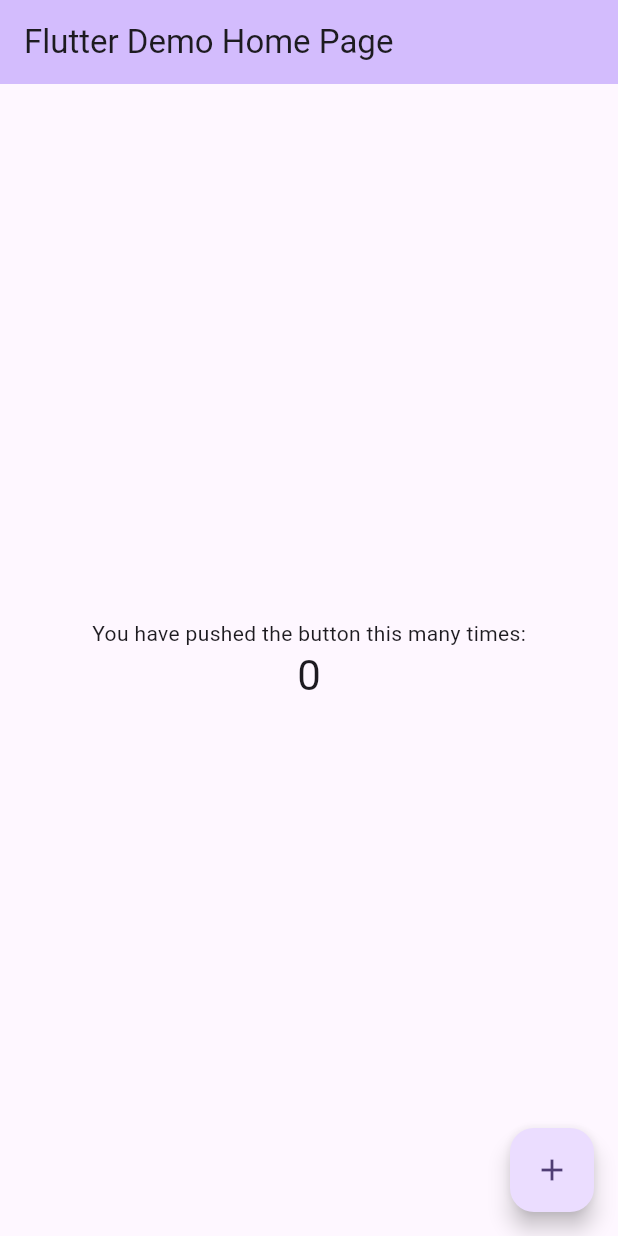
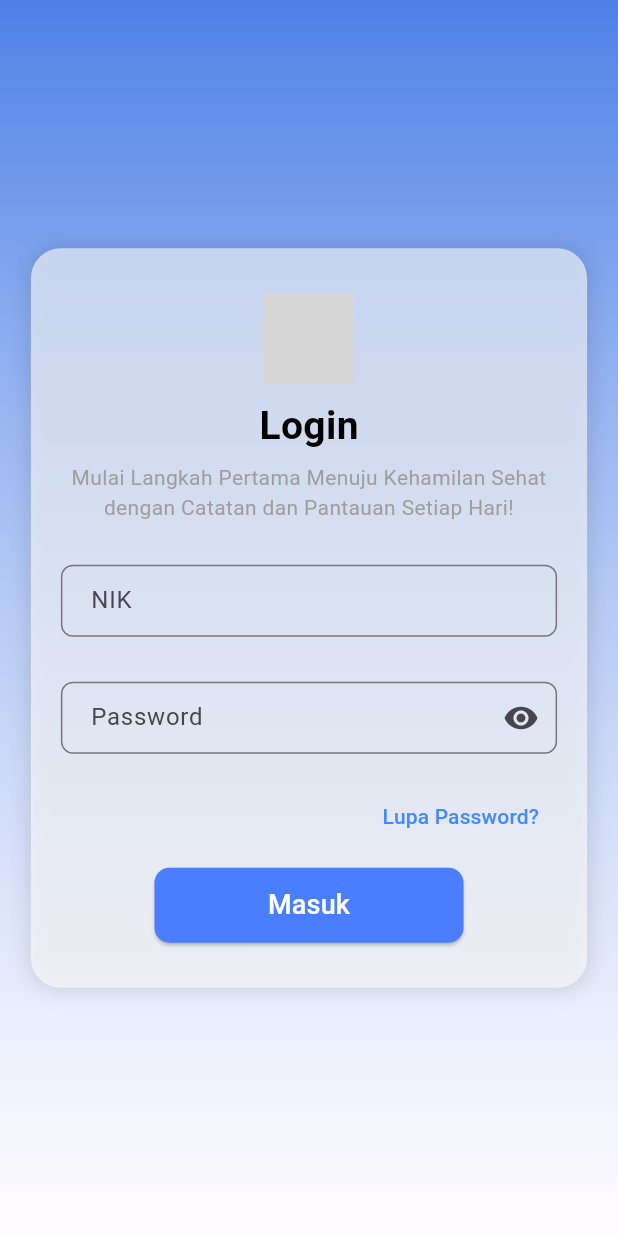
Before and after one commit to Mafirrr/Mobile_Posyandu, a Flutter app: the screen it shows after launch, on a phone screen of 412 x 824 dp. Run offline on Flutter 3.47's test engine with Material 3 defaults, Android fonts, the phone set to English and light mode, and no system bars; our stand-ins replace shared_preferences; grey boxes are pictures that could not be loaded.

Commit message:
update login interface

```diff
--- a/lib/main.dart
+++ b/lib/main.dart
@@ -1,125 +1,44 @@
 import 'package:flutter/material.dart';
+import 'package:posyandu_mob/core/viewmodel/auth_viewmodel.dart';
+import 'package:posyandu_mob/screens/login_screen.dart';
+import 'package:posyandu_mob/widgets/custom_text.dart';
+import 'package:provider/provider.dart';
 
-void main() {
-  runApp(const MyApp());
+void main() async {
+  WidgetsFlutterBinding.ensureInitialized();
+  final authViewModel = AuthViewModel();
+  await authViewModel.loadUser(); // Load user data on startup
+
+  runApp(
+    MultiProvider(
+      providers: [
+        ChangeNotifierProvider(create: (_) => authViewModel),
+      ],
+      child: MyApp(),
+    ),
+  );
 }
 
 class MyApp extends StatelessWidget {
-  const MyApp({super.key});
+  const MyApp({Key? key}) : super(key: key);
 
-  // This widget is the root of your application.
   @override
   Widget build(BuildContext context) {
     return MaterialApp(
-      title: 'Flutter Demo',
-      theme: ThemeData(
-        // This is the theme of your application.
-        //
-        // TRY THIS: Try running your application with "flutter run". You'll see
-        // the application has a purple toolbar. Then, without quitting the app,
-        // try changing the seedColor in the colorScheme below to Colors.green
-        // and then invoke "hot reload" (save your changes or press the "hot
-        // reload" button in a Flutter-supported IDE, or press "r" if you used
-        // the command line to start the app).
-        //
-        // Notice that the counter didn't reset back to zero; the application
-        // state is not lost during the reload. To reset the state, use hot
-        // restart instead.
-        //
-        // This works for code too, not just values: Most code changes can be
-        // tested with just a hot reload.
-        colorScheme: ColorScheme.fromSeed(seedColor: Colors.deepPurple),
-        useMaterial3: true,
+      debugShowCheckedModeBanner: false,
+      home: Consumer<AuthViewModel>(
+        builder: (context, authViewModel, child) {
+          if (authViewModel.isLoading) {
+            return const Scaffold(
+              body: Center(child: CircularProgressIndicator()),
+            );
+          } else if (authViewModel.user != null) {
+            return const CustomText(text: "Dashboard");
+          } else {
+            return const LoginScreen();
+          }
+        },
       ),
-      home: const MyHomePage(title: 'Flutter Demo Home Page'),
     );
   }
 }
-
-class MyHomePage extends StatefulWidget {
-  const MyHomePage({super.key, required this.title});
-
-  // This widget is the home page of your application. It is stateful, meaning
-  // that it has a State object (defined below) that contains fields that affect
-  // how it looks.
-
-  // This class is the configuration for the state. It holds the values (in this
-  // case the title) provided by the parent (in this case the App widget) and
-  // used by the build method of the State. Fields in a Widget subclass are
-  // always marked "final".
-
-  final String title;
-
-  @override
-  State<MyHomePage> createState() => _MyHomePageState();
-}
-
-class _MyHomePageState extends State<MyHomePage> {
-  int _counter = 0;
-
-  void _incrementCounter() {
-    setState(() {
-      // This call to setState tells the Flutter framework that something has
-      // changed in this State, which causes it to rerun the build method below
-      // so that the display can reflect the updated values. If we changed
-      // _counter without calling setState(), then the build method would not be
-      // called again, and so nothing would appear to happen.
-      _counter++;
-    });
-  }
-
-  @override
-  Widget build(BuildContext context) {
-    // This method is rerun every time setState is called, for instance as done
-    // by the _incrementCounter method above.
-    //
-    // The Flutter framework has been optimized to make rerunning build methods
-    // fast, so that you can just rebuild anything that needs updating rather
-    // than having to individually change instances of widgets.
-    return Scaffold(
-      appBar: AppBar(
-        // TRY THIS: Try changing the color here to a specific color (to
-        // Colors.amber, perhaps?) and trigger a hot reload to see the AppBar
-        // change color while the other colors stay the same.
-        backgroundColor: Theme.of(context).colorScheme.inversePrimary,
-        // Here we take the value from the MyHomePage object that was created by
-        // the App.build method, and use it to set our appbar title.
-        title: Text(widget.title),
-      ),
-      body: Center(
-        // Center is a layout widget. It takes a single child and positions it
-        // in the middle of the parent.
-        child: Column(
-          // Column is also a layout widget. It takes a list of children and
-          // arranges them vertically. By default, it sizes itself to fit its
-          // children horizontally, and tries to be as tall as its parent.
-          //
-          // Column has various properties to control how it sizes itself and
-          // how it positions its children. Here we use mainAxisAlignment to
-          // center the children vertically; the main axis here is the vertical
-          // axis because Columns are vertical (the cross axis would be
-          // horizontal).
-          //
-          // TRY THIS: Invoke "debug painting" (choose the "Toggle Debug Paint"
-          // action in the IDE, or press "p" in the console), to see the
-          // wireframe for each widget.
-          mainAxisAlignment: MainAxisAlignment.center,
-          children: <Widget>[
-            const Text(
-              'You have pushed the button this many times:',
-            ),
-            Text(
-              '$_counter',
-              style: Theme.of(context).textTheme.headlineMedium,
-            ),
-          ],
-        ),
-      ),
-      floatingActionButton: FloatingActionButton(
-        onPressed: _incrementCounter,
-        tooltip: 'Increment',
-        child: const Icon(Icons.add),
-      ), // This trailing comma makes auto-formatting nicer for build methods.
-    );
-  }
-}
--- /dev/null
+++ b/lib/screens/login_screen.dart
@@ -0,0 +1,166 @@
+import 'package:flutter/material.dart';
+import 'package:posyandu_mob/core/viewmodel/auth_viewmodel.dart';
+import 'package:posyandu_mob/widgets/custom_button.dart';
+import 'package:posyandu_mob/widgets/custom_text.dart';
+import 'package:posyandu_mob/widgets/custom_textfield.dart';
+import 'package:provider/provider.dart';
+
+class LoginScreen extends StatefulWidget {
+  const LoginScreen({Key? key}) : super(key: key);
+
+  @override
+  _LoginScreenState createState() => _LoginScreenState();
+}
+
+class _LoginScreenState extends State<LoginScreen> {
+  final _formKey = GlobalKey<FormState>();
+  final TextEditingController _nikController = TextEditingController();
+  final TextEditingController _passwordController = TextEditingController();
+  bool isPass = true;
+  String? alert;
+
+  @override
+  Widget build(BuildContext context) {
+    final authViewModel = Provider.of<AuthViewModel>(context);
+    return Scaffold(
+      resizeToAvoidBottomInset: false,
+      body: Stack(
+        children: [
+          // Gradient Background
+          Container(
+            height: MediaQuery.of(context).size.height,
+            width: double.infinity,
+            decoration: const BoxDecoration(
+              gradient: LinearGradient(
+                colors: [
+                  Color(0xFF4D81E7),
+                  Color(0x99FFFFFF),
+                ],
+                begin: Alignment.topCenter,
+                end: Alignment.bottomCenter,
+              ),
+            ),
+          ),
+          Center(
+            child: Container(
+              width: MediaQuery.of(context).size.width * 0.9,
+              padding: const EdgeInsets.symmetric(horizontal: 20, vertical: 30),
+              decoration: BoxDecoration(
+                color: Colors.white.withOpacity(0.6),
+                borderRadius: BorderRadius.circular(20),
+                boxShadow: [
+                  BoxShadow(
+                    color: Colors.black.withOpacity(0.1),
+                    blurRadius: 10,
+                    spreadRadius: 2,
+                  ),
+                ],
+              ),
+              child: Column(
+                mainAxisSize: MainAxisSize.min,
+                children: [
+                  Image.asset('images/logo.png', height: 60),
+                  const SizedBox(height: 10),
+                  const CustomText(
+                    text: "Login",
+                    fontSize: 26,
+                    fontWeight: FontWeight.bold,
+                  ),
+                  const SizedBox(height: 6),
+                  const Text(
+                    "Mulai Langkah Pertama Menuju Kehamilan Sehat\n"
+                    "dengan Catatan dan Pantauan Setiap Hari!",
+                    textAlign: TextAlign.center,
+                    style: TextStyle(fontSize: 14, color: Colors.grey),
+                  ),
+                  const SizedBox(height: 20),
+                  Form(
+                    key: _formKey,
+                    child: Column(
+                      crossAxisAlignment: CrossAxisAlignment.start,
+                      children: [
+                        CustomTextField(
+                          controller: _nikController,
+                          label: "NIK",
+                          keyboardType: TextInputType.number,
+                          validator: (value) => (value == null || value.isEmpty)
+                              ? "NIK harus diisi"
+                              : null,
+                        ),
+                        const SizedBox(height: 14),
+                        CustomTextField(
+                          controller: _passwordController,
+                          label: "Password",
+                          obscureText: isPass,
+                          suffixIcon: IconButton(
+                            onPressed: () {
+                              setState(() {
+                                isPass = !isPass;
+                              });
+                            },
+                            icon: Icon(isPass
+                                ? Icons.visibility
+                                : Icons.visibility_off),
+                          ),
+                          validator: (value) =>
+                              value!.isEmpty ? "Password harus diisi" : null,
+                        ),
+                        const SizedBox(height: 10),
+                        Align(
+                          alignment: Alignment.centerRight,
+                          child: TextButton(
+                            onPressed: () {
+                              // TODO: Implement Forgot Password
+                            },
+                            child: const Text("Lupa Password?",
+                                style: TextStyle(
+                                    fontSize: 14, color: Colors.blueAccent)),
+                          ),
+                        ),
+                        const SizedBox(height: 10),
+                        Center(
+                          child: CustomButton(
+                            text: "Masuk",
+                            isLoading: authViewModel.isLoading,
+                            onPressed: () async {
+                              if (_formKey.currentState!.validate()) {
+                                bool success = await authViewModel.login(
+                                  _nikController.text.trim(),
+                                  _passwordController.text.trim(),
+                                );
+                                if (!success) {
+                                  setState(() {
+                                    alert = "NIK atau Password salah!";
+                                  });
+                                }
+                              }
+                            },
+                            backgroundColor: const Color(0xFF4A7EFF),
+                            textColor: Colors.white,
+                            height: 50,
+                          ),
+                        ),
+                        if (alert != null) ...[
+                          const SizedBox(height: 10),
+                          Center(
+                            child: Text(
+                              alert!,
+                              style: const TextStyle(
+                                color: Colors.red,
+                                fontWeight: FontWeight.bold,
+                              ),
+                            ),
+                          ),
+                        ]
+                      ],
+                    ),
+                  ),
+                ],
+              ),
+            ),
+          ),
+        ],
+      ),
+    );
+  }
+}
--- /dev/null
+++ b/lib/widgets/custom_text.dart
@@ -0,0 +1,43 @@
+import 'package:flutter/material.dart';
+
+class CustomText extends StatelessWidget {
+  final String text;
+  final double fontSize;
+  final FontWeight fontWeight;
+  final Color color;
+  final TextAlign textAlign;
+  final double? letterSpacing;
+  final double? height;
+  final TextOverflow overflow;
+  final int? maxLines;
+
+  const CustomText({
+    Key? key,
+    required this.text,
+    this.fontSize = 16,
+    this.fontWeight = FontWeight.normal,
+    this.color = Colors.black,
+    this.textAlign = TextAlign.start,
+    this.letterSpacing,
+    this.height,
+    this.overflow = TextOverflow.visible,
+    this.maxLines,
+  }) : super(key: key);
+
+  @override
+  Widget build(BuildContext context) {
+    return Text(
+      text,
+      textAlign: textAlign,
+      maxLines: maxLines,
+      overflow: overflow,
+      style: TextStyle(
+        fontSize: fontSize,
+        fontWeight: fontWeight,
+        color: color,
+        letterSpacing: letterSpacing,
+        height: height,
+      ),
+    );
+  }
+}
```
Also changed, not shown: lib/core/services/auth_service.dart (added, +99 -0 lines), lib/core/viewmodel/auth_viewmodel.dart (added, +66 -0 lines), lib/core/viewmodel/login_viewmodel.dart (added, +45 -0 lines), lib/providers.dart (added, +10 -0 lines), pubspec.yaml (+4 -3 lines), assets/images/logo.png (added), lib/core/models/Anggota.dart (renamed from lib/models/Anggota.dart), lib/core/models/Anggota.g.dart (renamed from lib/models/Anggota.g.dart), pubspec.lock, 1 other file.
